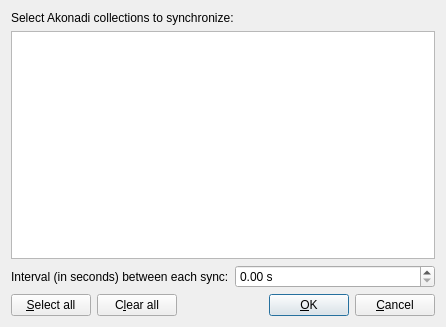
This is src/gui/selectcollectionsform.ui in LubosD/twinkle as Qt 5 draws it before an edit. The edited form follows.
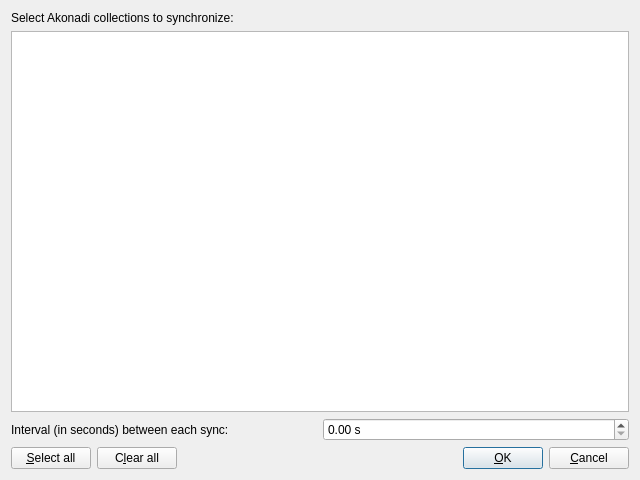
This is the edited form.

Commit message: Increase the SelectCollectionsForm default window size

Diff of the .ui file:
```diff
--- a/src/gui/selectcollectionsform.ui
+++ b/src/gui/selectcollectionsform.ui
@@ -6,8 +6,8 @@
    <rect>
     <x>0</x>
     <y>0</y>
-    <width>446</width>
-    <height>327</height>
+    <width>640</width>
+    <height>480</height>
    </rect>
   </property>
   <property name="windowTitle">
```
